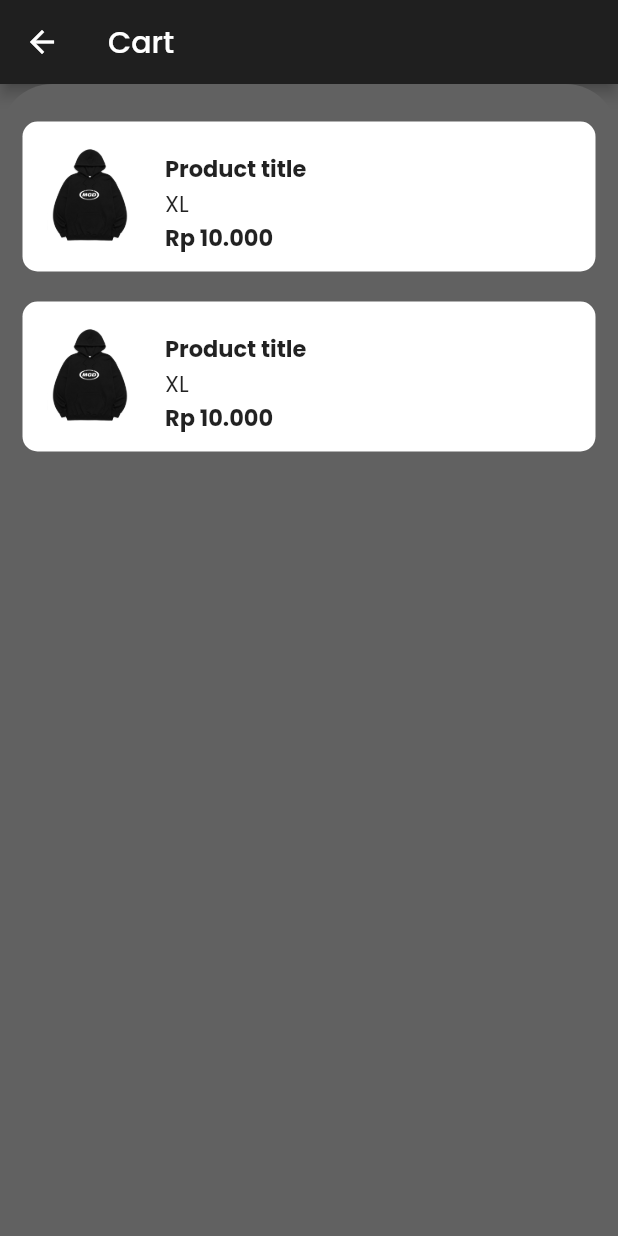
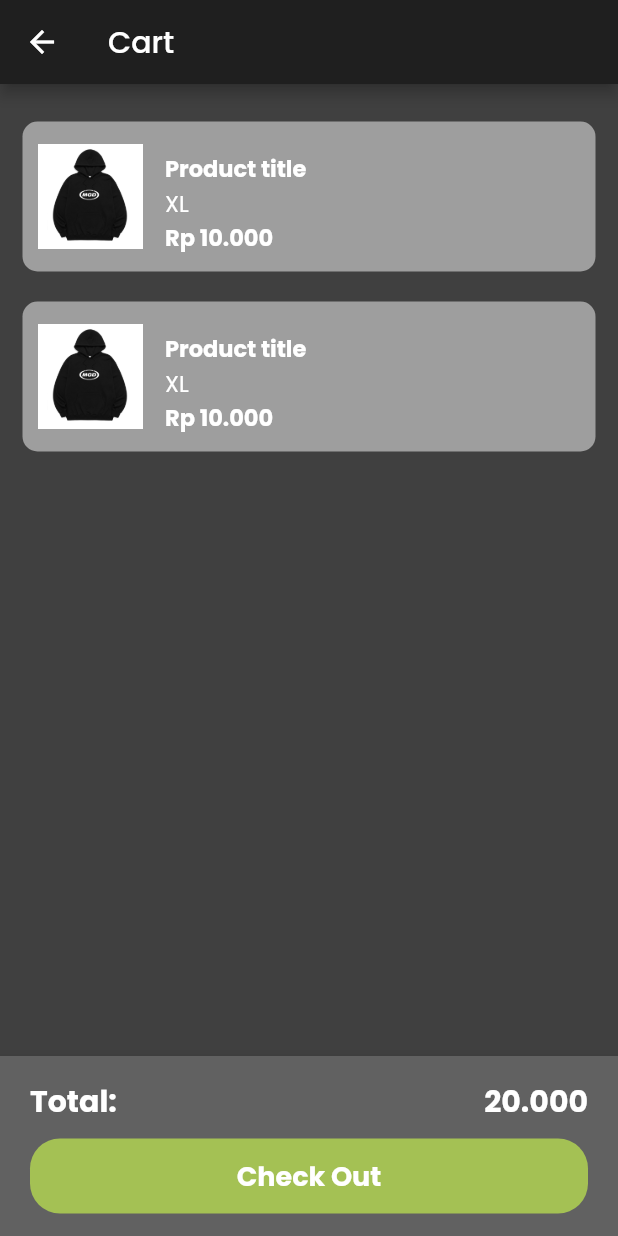
Before and after one commit to naufal-h/bajulo, a Flutter app: the cart screen opened directly, on a phone screen of 412 x 824 dp. Run offline on Flutter 3.47's test engine with Material 2 defaults, Android fonts, the phone set to English and light mode, and no system bars; our stand-ins replace carousel_slider, flutter_svg, google_fonts.

Commit message:
shopping cart layout

```diff
--- a/lib/cart.dart
+++ b/lib/cart.dart
@@ -1,3 +1,4 @@
+import 'package:bajulo/cartBottomNavbar.dart';
 import 'package:bajulo/homeBody.dart';
 import 'package:bajulo/homeScreen.dart';
 import 'package:flutter/src/widgets/framework.dart';
@@ -12,7 +13,7 @@ class cart extends StatelessWidget {
   @override
   Widget build(BuildContext context) {
     return Scaffold(
-      backgroundColor: Colors.grey.shade700,
+      backgroundColor: Theme.of(context).colorScheme.background,
       body: ListView(
         children: [
           AppBar(
@@ -21,19 +22,20 @@ class cart extends StatelessWidget {
           Container(
             height: 700,
             padding: EdgeInsets.only(top: 15),
-            decoration: BoxDecoration(
-              color: Colors.grey.shade700,
-              borderRadius: BorderRadius.only(
-                topLeft: Radius.circular(35),
-                topRight: Radius.circular(35),
-              )
-            ),
+            // decoration: BoxDecoration(
+            //   color: Colors.grey.shade700,
+            //   borderRadius: BorderRadius.only(
+            //     topLeft: Radius.circular(35),
+            //     topRight: Radius.circular(35),
+            //   )
+            // ),
             child: Column(children: [
               cartItem(),
             ]),
           )
         ],
       ),
+      bottomNavigationBar: cartBottomNavbar(),
     );
   }
 }
--- /dev/null
+++ b/lib/cartBottomNavbar.dart
@@ -0,0 +1,47 @@
+import 'package:flutter/src/widgets/framework.dart';
+import 'package:flutter/src/widgets/placeholder.dart';
+import 'package:flutter/material.dart';
+
+class cartBottomNavbar extends StatelessWidget {
+  const cartBottomNavbar({super.key});
+
+  @override
+  Widget build(BuildContext context) {
+    return BottomAppBar(
+      child: Container(
+        color: Colors.grey.shade700,
+        padding: EdgeInsets.symmetric(horizontal: 20, vertical: 15),
+        height: 120,
+        child: Column(
+          mainAxisAlignment: MainAxisAlignment.spaceBetween,
+          children: [
+            Row(
+              mainAxisAlignment: MainAxisAlignment.spaceBetween,
+              children: [
+                Text(
+                  "Total: ",
+                  style: TextStyle(color: Colors.white,fontFamily:"Poppins",fontWeight: FontWeight.bold,fontSize: 20),
+                ),
+                Text(
+                  "20.000",style: TextStyle(color: Colors.white,fontFamily:"Poppins",fontWeight: FontWeight.bold,fontSize: 20)
+                )
+              ],
+            ),
+
+          Container(
+            alignment: Alignment.center,
+            height: 50,
+            width: double.infinity,
+            decoration: BoxDecoration(
+              color: Color.fromARGB(255, 164, 193, 84),
+              borderRadius: BorderRadius.circular(20)
+            ),
+            child: Text("Check Out",style: TextStyle(fontSize: 18,fontWeight: FontWeight.bold,color: Colors.white),),
+
+          )
+          ],
+        ),
+      ),
+    );
+  }
+}
--- a/lib/cartItem.dart
+++ b/lib/cartItem.dart
@@ -9,13 +9,15 @@ class cartItem extends StatelessWidget {
   Widget build(BuildContext context) {
     return Column(
       children: [
-        for(int i=0;i<2;i++)
+        // Text("My cart"),
+        for (int i = 0; i < 2; i++)
           Container(
             height: 100,
             margin: EdgeInsets.symmetric(horizontal: 15, vertical: 10),
             padding: EdgeInsets.all(10),
             decoration: BoxDecoration(
-              color: Colors.white, borderRadius: BorderRadius.circular(10)),
+                color: Colors.grey,
+                borderRadius: BorderRadius.circular(10)),
             child: Row(
               children: [
                 Container(
@@ -30,23 +32,29 @@ class cartItem extends StatelessWidget {
                     crossAxisAlignment: CrossAxisAlignment.start,
                     mainAxisAlignment: MainAxisAlignment.spaceBetween,
                     children: [
-                    Text("Product title",
+                      Text(
+                        "Product title",
                         style: TextStyle(
                             fontFamily: "Poppins",
                             fontSize: 15,
-                      fontWeight: FontWeight.bold
-                    ),),
-                    Text("XL",
+                            fontWeight: FontWeight.bold,
+                            color: Colors.white),
+                      ),
+                      Text(
+                        "XL",
                         style: TextStyle(
                             fontFamily: "Poppins",
                             fontSize: 15,
-                    ),),
-                    Text("Rp 10.000",
+                            color: Colors.white),
+                      ),
+                      Text(
+                        "Rp 10.000",
                         style: TextStyle(
                             fontFamily: "Poppins",
                             fontSize: 15,
-                      fontWeight: FontWeight.bold
-                    ),),
+                            fontWeight: FontWeight.bold,
+                            color: Colors.white),
+                      ),
                     ],
                   ),
                 )
```
Lines whose indentation alone changed are shown as unchanged.
